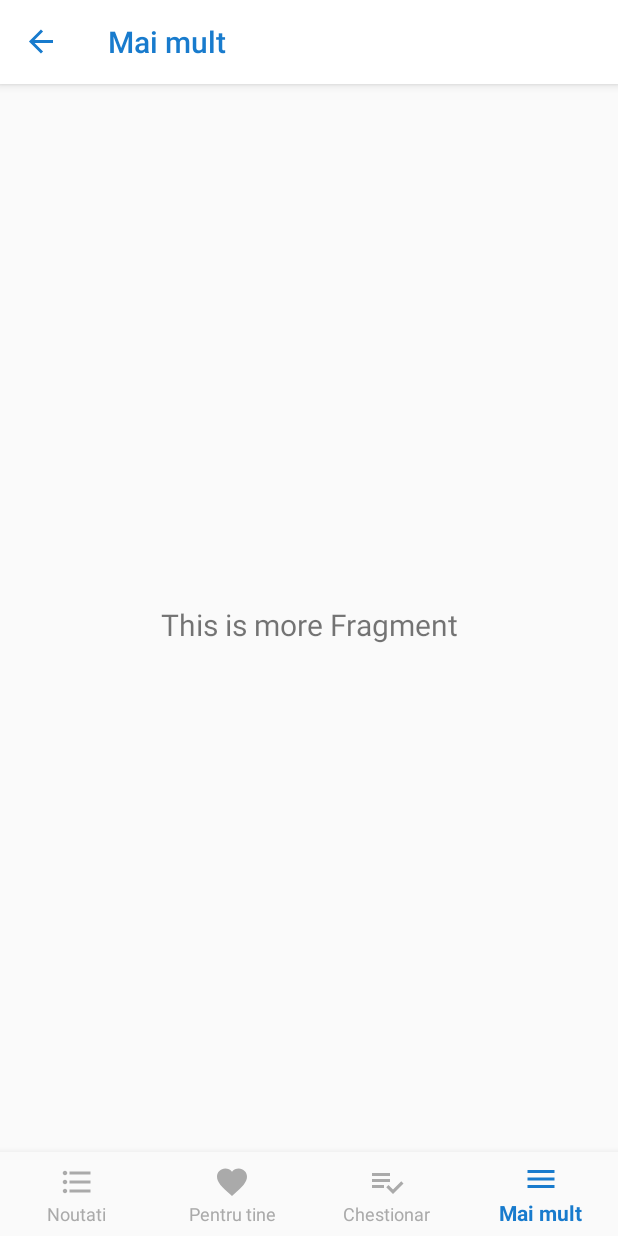
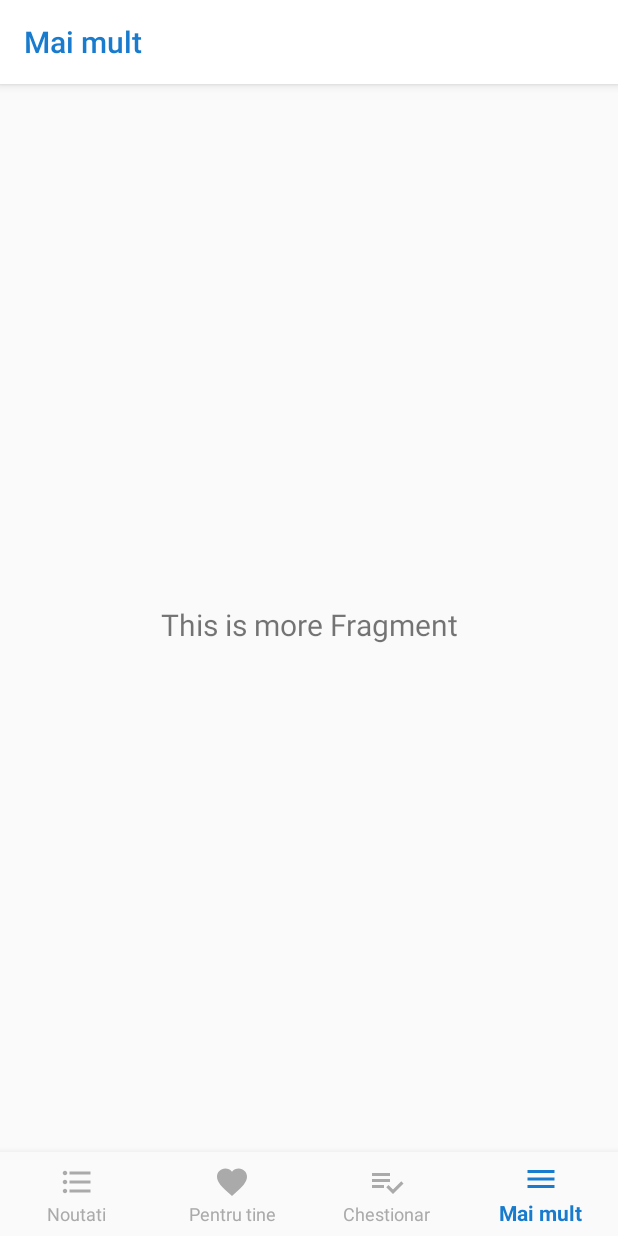
Before and after one commit to mihaibetej/Mental-Health, an Android app: the screen it shows after launch (MainActivity), item 4 of the bottom bar chosen, on a phone screen of 412 x 824 dp. Run offline under Robolectric (Android 15) with nearby library versions, the phone set to English and light mode, and no system bars; our stand-ins replace Dagger/Hilt's generated code, navigation-ui; 2 statements that could not run were skipped.

Commit message:
fixed up navigation

```diff
--- a/Mobile/Android/app/src/main/java/com/db/mobile/mental_health/MainActivity.kt
+++ b/Mobile/Android/app/src/main/java/com/db/mobile/mental_health/MainActivity.kt
@@ -1,26 +1,32 @@
 package com.db.mobile.mental_health
 
 import android.os.Bundle
-import com.google.android.material.bottomnavigation.BottomNavigationView
 import androidx.appcompat.app.AppCompatActivity
+import androidx.navigation.NavController
 import androidx.navigation.findNavController
 import androidx.navigation.ui.AppBarConfiguration
 import androidx.navigation.ui.setupActionBarWithNavController
 import androidx.navigation.ui.setupWithNavController
+import kotlinx.android.synthetic.main.activity_main.*
 
 class MainActivity : AppCompatActivity() {
+    private lateinit var navController: NavController
 
     override fun onCreate(savedInstanceState: Bundle?) {
         super.onCreate(savedInstanceState)
         setContentView(R.layout.activity_main)
-        val navView: BottomNavigationView = findViewById(R.id.nav_view)
 
-        val navController = findNavController(R.id.nav_host_fragment)
+        navController = findNavController(R.id.nav_host_fragment)
         // Passing each menu ID as a set of Ids because each
         // menu should be considered as top level destinations.
         val appBarConfiguration = AppBarConfiguration(setOf(
-                R.id.navigation_news, R.id.navigation_advices, R.id.navigation_survey))
+                R.id.navigation_news, R.id.navigation_advices, R.id.navigation_survey, R.id.navigation_more))
         setupActionBarWithNavController(navController, appBarConfiguration)
-        navView.setupWithNavController(navController)
+        nav_view.setupWithNavController(navController)
     }
+
+    override fun onSupportNavigateUp(): Boolean {
+        return navController.navigateUp() || super.onSupportNavigateUp()
+    }
+
 }
--- a/Mobile/Android/app/src/main/java/com/db/mobile/mental_health/ui/news/NewsViewModel.kt
+++ b/Mobile/Android/app/src/main/java/com/db/mobile/mental_health/ui/news/NewsViewModel.kt
@@ -39,7 +39,7 @@ class NewsViewModel @Inject constructor() : BaseObservable() {
     }
 
     fun showNewsDetails(view: View, news: News) {
-        val action = NewsFragmentDirections.actionNavigationNewsToNewsDetailsFragment(news)
+        val action = NewsFragmentDirections.actionNavigationNewsToNewsDetailsFragment(news, news.title)
         view.findNavController().navigate(action)
     }
 
--- a/Mobile/Android/app/src/main/res/layout/item_news.xml
+++ b/Mobile/Android/app/src/main/res/layout/item_news.xml
@@ -32,8 +32,7 @@
             android:text="@{item.title}"
             android:textSize="18sp"
             app:layout_constraintTop_toTopOf="parent"
-            tools:text="Click here to find out how to make six packs in quarantine"
-            android:visibility="@{viewModel.showNews ? View.VISIBLE : View.VISIBLE}" />
+            tools:text="Click here to find out how to make six packs in quarantine" />
 
         <androidx.cardview.widget.CardView
             android:layout_width="match_parent"
--- a/Mobile/Android/app/src/main/res/navigation/mobile_navigation.xml
+++ b/Mobile/Android/app/src/main/res/navigation/mobile_navigation.xml
@@ -36,10 +36,14 @@
     <fragment
         android:id="@+id/news_details_fragment"
         android:name="com.db.mobile.mental_health.ui.news.details.NewsDetailsFragment"
-        android:label="NewsDetailsFragment">
+        android:label="{title}"
+        tools:layout="@layout/fragment_news_details">
         <argument
             android:name="news"
             app:argType="com.db.mobile.mental_health.domain.model.News" />
+        <argument
+            android:name="title"
+            app:argType="string" />
     </fragment>
 
 </navigation>
```
